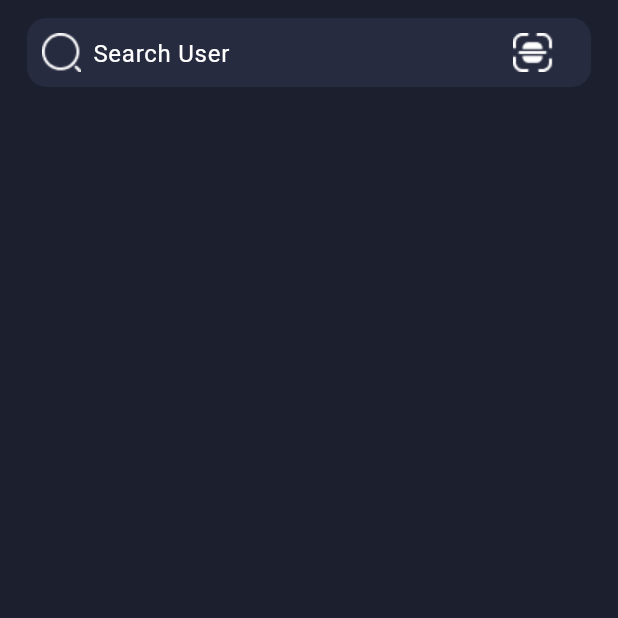
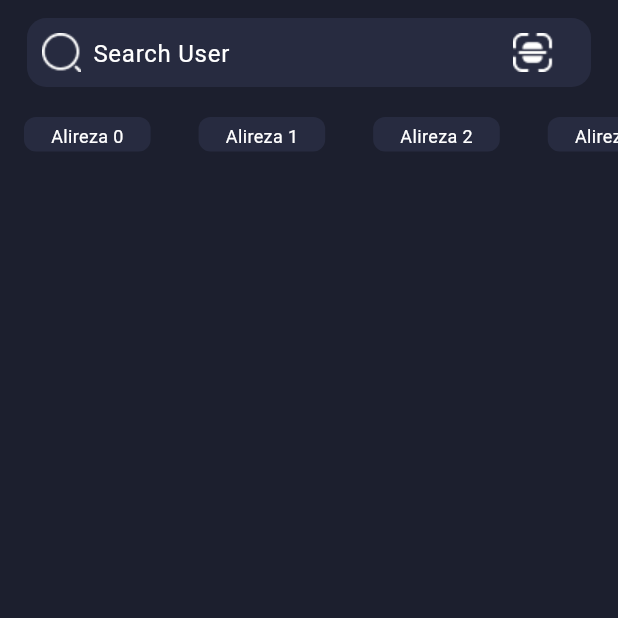
Before and after one commit to Alireza-Seif/Instagram-clone, a Flutter app: the SearchScreen screen opened directly, on a phone screen of 412 x 824 dp, the top half of it. Run offline on Flutter 3.47's test engine with Material 3 defaults, Android fonts, the phone set to English and light mode, and no system bars; our stand-ins replace dotted_border; Roboto replaces fonts that are missing (GM).

```diff
--- a/lib/main.dart
+++ b/lib/main.dart
@@ -39,7 +39,7 @@ class MainApp extends StatelessWidget {
         ),
       ),
       debugShowCheckedModeBanner: false,
-      home: const HomeScreen(),
+      home: const SearchScreen(),
     );
   }
 }
--- a/lib/screens/home_screen.dart
+++ b/lib/screens/home_screen.dart
@@ -251,7 +251,7 @@ class HomeScreen extends StatelessWidget {
   }
 
   Widget _getStoryList() {
-    return Container(
+    return SizedBox(
       height: 120,
       child: ListView.builder(
           scrollDirection: Axis.horizontal,
--- a/lib/screens/search_screen.dart
+++ b/lib/screens/search_screen.dart
@@ -12,7 +12,7 @@ class SearchScreen extends StatelessWidget {
           children: [
             Container(
               height: 46,
-            margin: const EdgeInsets.only(left: 18,right: 18,top: 12),
+              margin: const EdgeInsets.only(left: 18, right: 18, top: 12),
               decoration: const BoxDecoration(
                 color: Color(0xff272B40),
                 borderRadius: BorderRadius.all(
@@ -41,8 +41,46 @@ class SearchScreen extends StatelessWidget {
                 ),
               ),
             ),
+            _categoryList(),
           ],
-      )),
+        ),
+      ),
+    );
+  }
+
+  Widget _categoryList() {
+    return Container(
+      height: 23,
+      margin: const EdgeInsets.only(top: 20, bottom: 20),
+      child: ListView.builder(
+        scrollDirection: Axis.horizontal,
+        itemCount: 10,
+        itemBuilder: ((context, index) {
+          return Container(
+            margin: const EdgeInsets.only(left: 16, right: 16),
+            decoration: const BoxDecoration(
+              color: Color(0xff272B40),
+              borderRadius: BorderRadius.all(Radius.circular(8)),
+            ),
+            child: Center(
+              child: Center(
+                child: Padding(
+                  padding:
+                      const EdgeInsets.symmetric(horizontal: 18, vertical: 4),
+                  child: Text(
+                    'Alireza $index',
+                    style: const TextStyle(
+                      fontSize: 12,
+                      fontFamily: 'GM',
+                      color: Colors.white,
+                    ),
+                  ),
+                ),
+              ),
+            ),
+          );
+        }),
+      ),
     );
   }
 }
```
Lines whose indentation alone changed are shown as unchanged.
